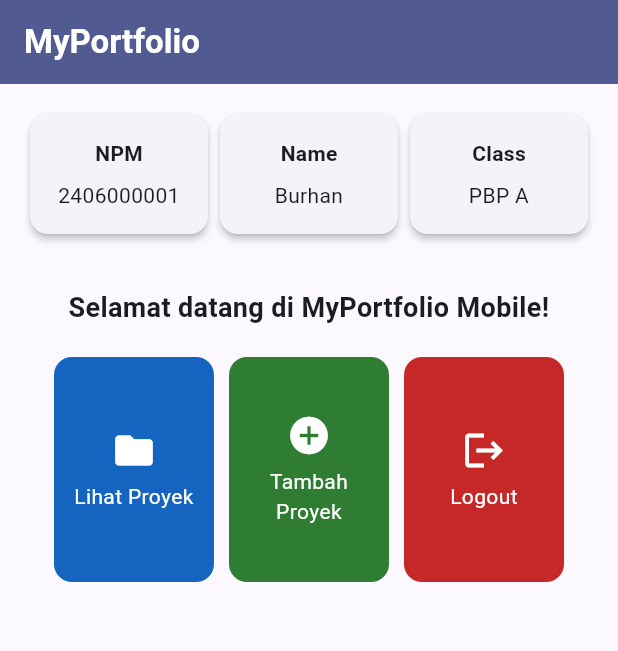
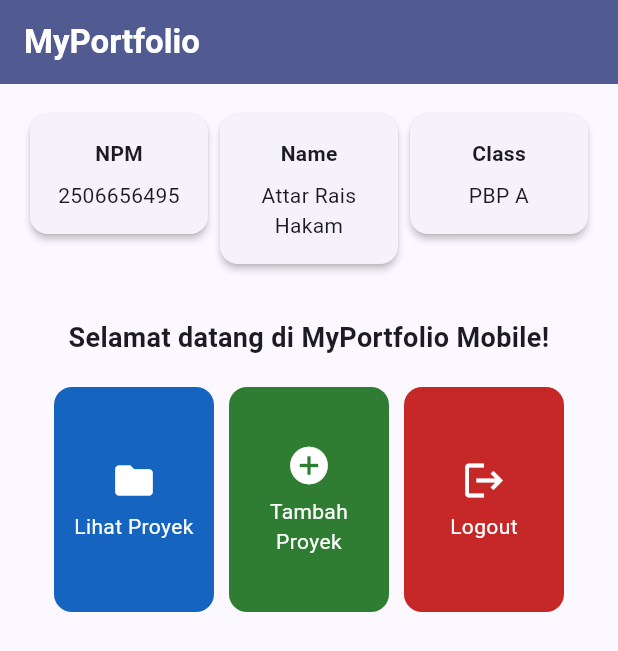
Before and after one commit to attarrrh/myportofolio_mobile, a Flutter app: the screen it shows after launch, on a phone screen of 412 x 824 dp. Shown: the top 651 px of the screen. Run offline on Flutter 3.47's test engine with Material 3 defaults, Android fonts, the phone set to English and light mode, and no system bars.

Commit message:
mengganti bagian identitas

```diff
--- a/lib/menu.dart
+++ b/lib/menu.dart
@@ -3,8 +3,8 @@ import 'package:flutter/material.dart';
 class MyHomePage extends StatelessWidget {
   const MyHomePage({super.key});
 
-  final String npm = '2406000001';
-  final String nama = 'Burhan';
+  final String npm = '2506656495';
+  final String nama = 'Attar Rais Hakam';
   final String kelas = 'PBP A';
 
   final List<ItemHomepage> items = const [
```
Also changed, not shown: 1 other file.
